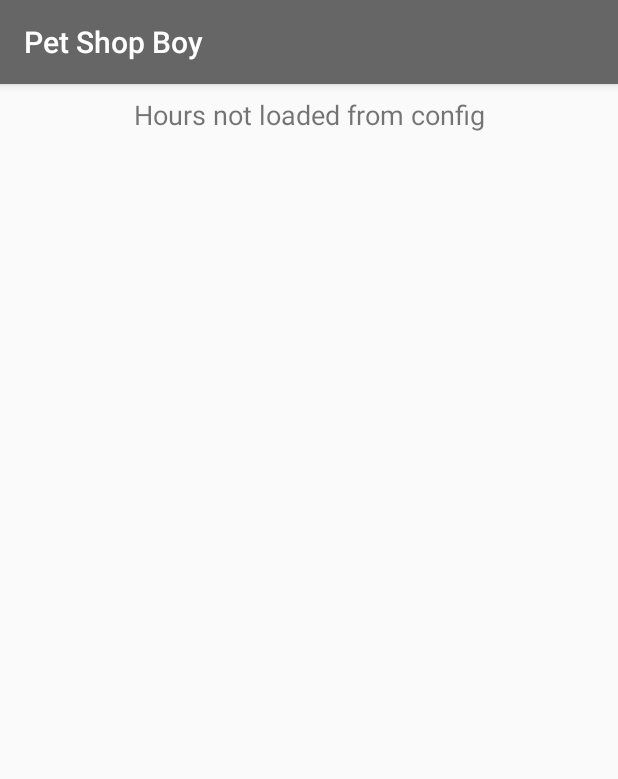
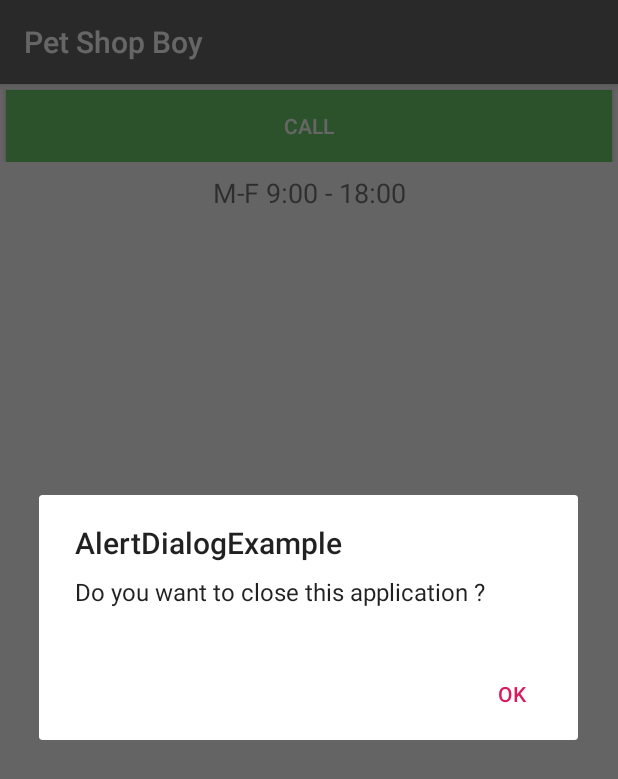
Before and after one commit to simonsso/Pet-Shop-Boy, an Android app: the screen it shows after launch (MainActivity), after a tap on "CALL", on a phone screen of 412 x 824 dp. Shown: the top 779 px of the screen. Run offline under Robolectric (Android 15) with nearby library versions, the phone set to English and light mode, and no system bars; 1 other tap on this screen came first.

Commit message:
Integrate config reading from asset

```diff
--- a/app/build.gradle
+++ b/app/build.gradle
@@ -20,6 +20,9 @@ android {
             proguardFiles getDefaultProguardFile('proguard-android-optimize.txt'), 'proguard-rules.pro'
         }
     }
+    testOptions {
+        unitTests.returnDefaultValues = true
+    }
 }
 
 dependencies {
--- a/app/src/main/java/net/thesimson/petshopboy/MainActivity.kt
+++ b/app/src/main/java/net/thesimson/petshopboy/MainActivity.kt
@@ -1,9 +1,15 @@
 package net.thesimson.petshopboy
 
+
+import android.app.AlertDialog
+import android.content.Context
+import android.content.DialogInterface
 import androidx.appcompat.app.AppCompatActivity
 import android.os.Bundle
 import android.view.View
 import kotlinx.android.synthetic.main.activity_main.*
+import org.json.JSONArray
+import org.json.JSONObject
 
 class MainActivity : AppCompatActivity() {
 
@@ -13,7 +19,59 @@ class MainActivity : AppCompatActivity() {
 
         // One time disposable buttons ;-)
         chat_button.setOnClickListener { chat_button.visibility = View.GONE }
-        call_button.setOnClickListener { call_button.visibility = View.GONE }
+//        call_button.setOnClickListener { call_button.visibility = View.GONE }
+
+        // when button is clicked, show the alert
+        call_button.setOnClickListener {
+            // build alert dialog
+            val dialogBuilder = AlertDialog.Builder(this)
+
+            // set message of alert dialog
+            dialogBuilder.setMessage("Do you want to close this application ?")
+                // if the dialog is cancelable
+                .setCancelable(false)
+                // negative button text and action
+                .setPositiveButton("OK", DialogInterface.OnClickListener {
+                        dialog, id -> dialog.cancel()
+                })
+
+            // create dialog box
+            val alert = dialogBuilder.create()
+            // set title for alert dialog box
+            alert.setTitle("AlertDialogExample")
+            // show alert dialog
+            alert.show()
+        }
+
+
+
+        val config_json_string = application.assets.open("config.json").bufferedReader().use{
+            it.readText()
+        }
+
+        val config = JSONObject( config_json_string.substring(config_json_string.indexOf("{"), config_json_string.lastIndexOf("}") + 1))
+        if ( config.optBoolean("isChatEnabled",false) ){
+            chat_button.visibility = View.VISIBLE
+        }else{
+            chat_button.visibility = View.GONE
+        }
+
+        if ( config.optBoolean("isCallEnabled",false) ){
+            call_button.visibility = View.VISIBLE
+        }else{
+            call_button.visibility = View.GONE
+        }
+
+        if (config.has("workHours")) {
+            ShopHours.parseBuisinessHours(config.optString("workHours"))
+            workHours.text=config.optString("workHours")
+        }else{
+            workHours.text= "Not loaded"
+        }
+
+//        val pets_string = application.assets.open("pets.json").bufferedReader().use{
+//            it.readText()
+//        }
 
     }
 }
```
Also changed, not shown: 2 other files.
